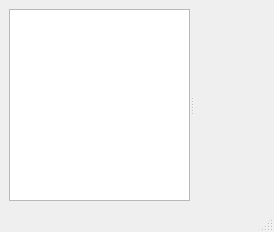
First picture: the form in djon/MainWindow.ui, repository crossleyjuan/djon, before the edit.
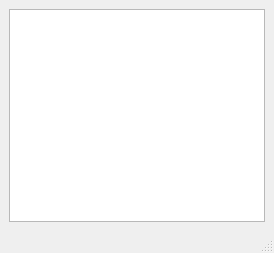
Second picture: the form after the edit. Icons and pictures are not drawn. Custom widgets are drawn as their Qt base class.

Commit message: LogView (partial)

Diff of the .ui file:
```diff
--- a/djon/MainWindow.ui
+++ b/djon/MainWindow.ui
@@ -2,6 +2,14 @@
 <ui version="4.0">
  <class>MainWindow</class>
  <widget class="QMainWindow" name="MainWindow">
+  <property name="geometry">
+   <rect>
+    <x>0</x>
+    <y>0</y>
+    <width>274</width>
+    <height>253</height>
+   </rect>
+  </property>
   <property name="windowTitle">
    <string>d-jon</string>
   </property>
@@ -30,7 +38,6 @@
         <number>-1</number>
        </property>
       </widget>
-      <widget class="GanttView" name="ganttView" native="true"/>
      </widget>
     </item>
    </layout>
@@ -48,12 +55,6 @@
   <widget class="QStatusBar" name="statusbar"/>
  </widget>
  <customwidgets>
-  <customwidget>
-   <class>GanttView</class>
-   <extends>QWidget</extends>
-   <header>ganttview.h</header>
-   <container>1</container>
-  </customwidget>
   <customwidget>
    <class>TaskTreeView</class>
    <extends>QTreeView</extends>
```
Left out of the diff: 4 changed lines with no effect on the pictures. The commit also changes 12 other files.
